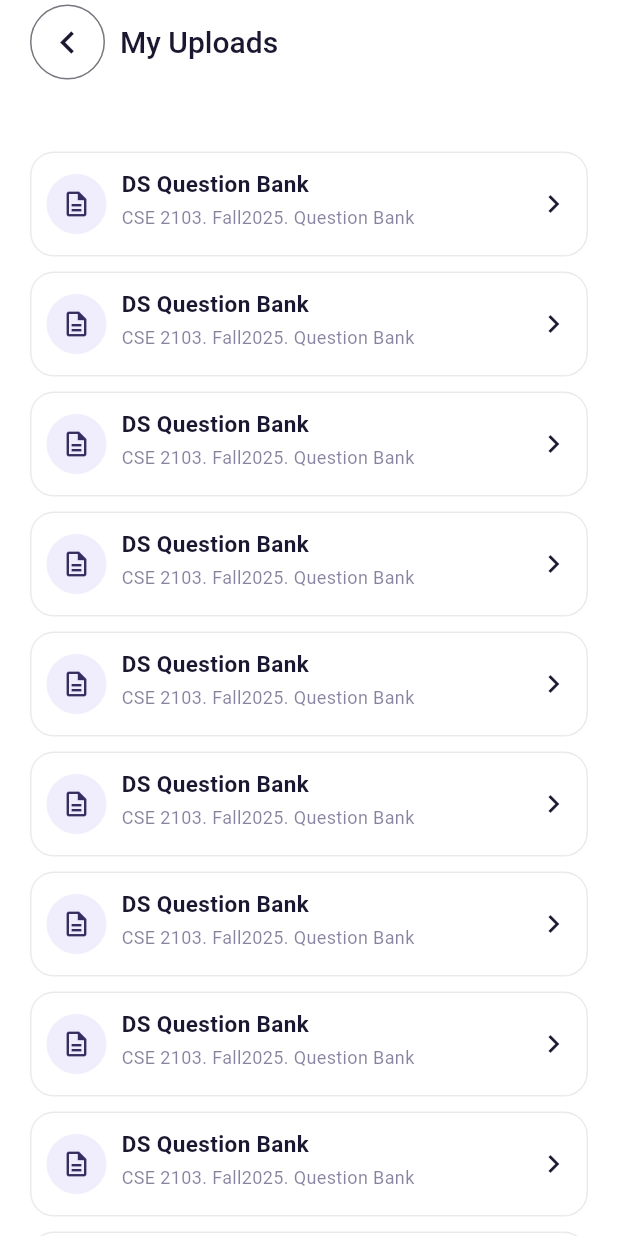
After one commit to NoteHive-Aust/NoteHive, a Flutter app: the MyUploads screen opened directly, on a phone screen of 412 x 824 dp. The commit adds this screen. Run offline on Flutter 3.47's test engine with Material 3 defaults, Android fonts, the phone set to English and light mode, and no system bars.

Commit message:
Create My Uploads page (will convert it to listview later)

```diff
--- /dev/null
+++ b/lib/Screens/my_uploads.dart
@@ -0,0 +1,194 @@
+import 'package:flutter/material.dart';
+import 'profile_screen.dart'; //for the myUploadsCard. might change later by putting that card into different dart file :3
+
+class MyUploads extends StatefulWidget {
+  const MyUploads({super.key});
+
+  @override
+  State<MyUploads> createState() => _MyUploadsState();
+}
+
+class _MyUploadsState extends State<MyUploads> {
+  @override
+  Widget build(BuildContext context) {
+    return Scaffold(
+      backgroundColor: Colors.white,
+      appBar: appBar(),
+      body: SafeArea(
+        child: SingleChildScrollView(
+          padding: EdgeInsets.only(bottom: 100, left: 20, right: 20),
+          child: Column(
+            crossAxisAlignment: CrossAxisAlignment.center,
+            children: [
+              SizedBox(width: double.infinity),
+              SizedBox(height: 45),
+              myUploadsCard(
+                  title: 'DS Question Bank',
+                  subtitle: 'CSE 2103. Fall2025. Question Bank'
+              ),
+              SizedBox(
+                height: 10,
+              ),
+              myUploadsCard(
+                  title: 'DS Question Bank',
+                  subtitle: 'CSE 2103. Fall2025. Question Bank'
+              ),
+              SizedBox(
+                height: 10,
+              ),
+              myUploadsCard(
+                  title: 'DS Question Bank',
+                  subtitle: 'CSE 2103. Fall2025. Question Bank'
+              ),
+              SizedBox(
+                height: 10,
+              ),
+              myUploadsCard(
+                  title: 'DS Question Bank',
+                  subtitle: 'CSE 2103. Fall2025. Question Bank'
+              ),
+              SizedBox(
+                height: 10,
+              ),
+              myUploadsCard(
+                  title: 'DS Question Bank',
+                  subtitle: 'CSE 2103. Fall2025. Question Bank'
+              ),
+              SizedBox(
+                height: 10,
+              ),
+              myUploadsCard(
+                  title: 'DS Question Bank',
+                  subtitle: 'CSE 2103. Fall2025. Question Bank'
+              ),
+              SizedBox(
+                height: 10,
+              ),
+              myUploadsCard(
+                  title: 'DS Question Bank',
+                  subtitle: 'CSE 2103. Fall2025. Question Bank'
+              ),
+              SizedBox(
+                height: 10,
+              ),
+              myUploadsCard(
+                  title: 'DS Question Bank',
+                  subtitle: 'CSE 2103. Fall2025. Question Bank'
+              ),
+              SizedBox(
+                height: 10,
+              ),
+              myUploadsCard(
+                  title: 'DS Question Bank',
+                  subtitle: 'CSE 2103. Fall2025. Question Bank'
+              ),
+              SizedBox(
+                height: 10,
+              ),
+              myUploadsCard(
+                  title: 'DS Question Bank',
+                  subtitle: 'CSE 2103. Fall2025. Question Bank'
+              ),
+              SizedBox(
+                height: 10,
+              ),
+              myUploadsCard(
+                  title: 'DS Question Bank',
+                  subtitle: 'CSE 2103. Fall2025. Question Bank'
+              ),
+            ],
+          ),
+        ),
+      ),
+    );
+  }
+
+  AppBar appBar() {
+    return AppBar(
+      backgroundColor: Colors.white,
+      leadingWidth: 70,
+      titleSpacing: 10,
+      leading: Padding(
+        padding: const EdgeInsets.only(left: 20),
+        child: IconButton.outlined(
+          iconSize: 30,
+          onPressed: () {},
+          icon: Icon(Icons.chevron_left),
+          style: IconButton.styleFrom(
+            foregroundColor: Color(0xFF1A1730),
+            shape: const CircleBorder(),
+          ),
+        ),
+      ),
+      title: Text(
+        'My Uploads',
+        style: TextStyle(
+          fontSize: 20,
+          fontWeight: FontWeight.w500,
+          color: Color(0xFF1A1730),
+        ),
+      ),
+    );
+  }
+
+  Widget myUploadsCard({required String title, required String subtitle}) {
+    return Container(
+      width: double.infinity,
+      height: 70,
+      padding: EdgeInsets.symmetric(horizontal: 10, vertical: 10),
+      decoration: BoxDecoration(
+        border: Border.all(
+          color: Color(0xFF352E60).withOpacity(0.1),
+        ),
+        borderRadius: BorderRadius.circular(16),
+        color: Colors.white,
+      ),
+      child: Row(
+        children: [
+          Container(
+            width: 40,
+            height: 40,
+            decoration: BoxDecoration(
+              color: Color(0xFFE6E3FC).withOpacity(0.6),
+              shape: BoxShape.circle,
+            ),
+            child: Icon(
+              Icons.description_outlined,
+              size: 20,
+              color: Color(0xFF352E60),
+            ),
+          ),
+          SizedBox(width: 10),
+          Expanded(
+            child: Column(
+              crossAxisAlignment: CrossAxisAlignment.start,
+              children: [
+                Text(
+                  title,
+                  style: TextStyle(
+                    fontSize: 15,
+                    fontWeight: FontWeight.w600,
+                    color: Color(0xFF1A1730),
+                  ),
+                ),
+                SizedBox(height: 3),
+                Text(
+                  subtitle,
+                  style: TextStyle(
+                    fontSize: 12,
+                    color: Color(0xFF352E60).withOpacity(0.6),
+                  ),
+                ),
+              ],
+            ),
+          ),
+          Icon(
+            Icons.chevron_right,
+            size: 24,
+            color: Color(0xFF1A1730),
+          ),
+        ],
+      ),
+    );
+  }
+}
--- a/lib/Screens/profile_screen.dart
+++ b/lib/Screens/profile_screen.dart
@@ -1,14 +1,14 @@
 import 'package:flutter/material.dart';
 import '../widgets/bottomNavigation.dart';
 
-class profileScreen extends StatefulWidget {
-  const profileScreen({super.key});
+class ProfileScreen extends StatefulWidget {
+  const ProfileScreen({super.key});
 
   @override
-  State<profileScreen> createState() => _profileScreenState();
+  State<ProfileScreen> createState() => _ProfileScreenState();
 }
 
-class _profileScreenState extends State<profileScreen> {
+class _ProfileScreenState extends State<ProfileScreen> {
   @override
   Widget build(BuildContext context) {
     return Scaffold(
@@ -250,7 +250,8 @@ class _profileScreenState extends State<profileScreen> {
   Widget joinedRoomCard({required String roomName, required int members}) {
     return Container(
       width: double.infinity,
-      padding: EdgeInsets.symmetric(horizontal: 10, vertical: 10),
+      height: 70,
+      padding: EdgeInsets.symmetric(horizontal: 10, vertical: 5),
       decoration: BoxDecoration(
         border: Border.all(
           color: Color(0xFF352E60).withOpacity(0.1),
@@ -295,6 +296,7 @@ class _profileScreenState extends State<profileScreen> {
   Widget myUploadsCard({required String title, required String subtitle}) {
     return Container(
       width: double.infinity,
+      height: 70,
       padding: EdgeInsets.symmetric(horizontal: 10, vertical: 10),
       decoration: BoxDecoration(
         border: Border.all(
```
